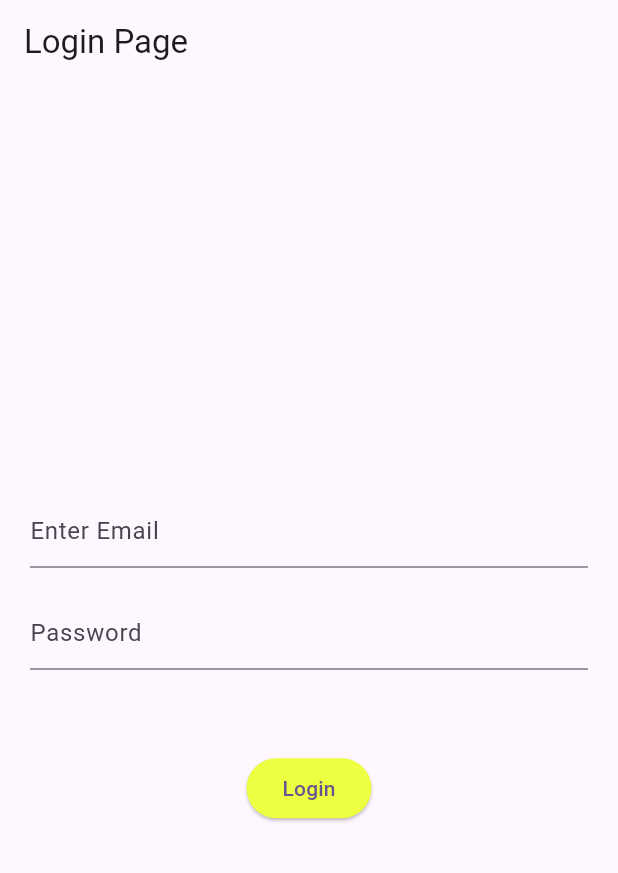
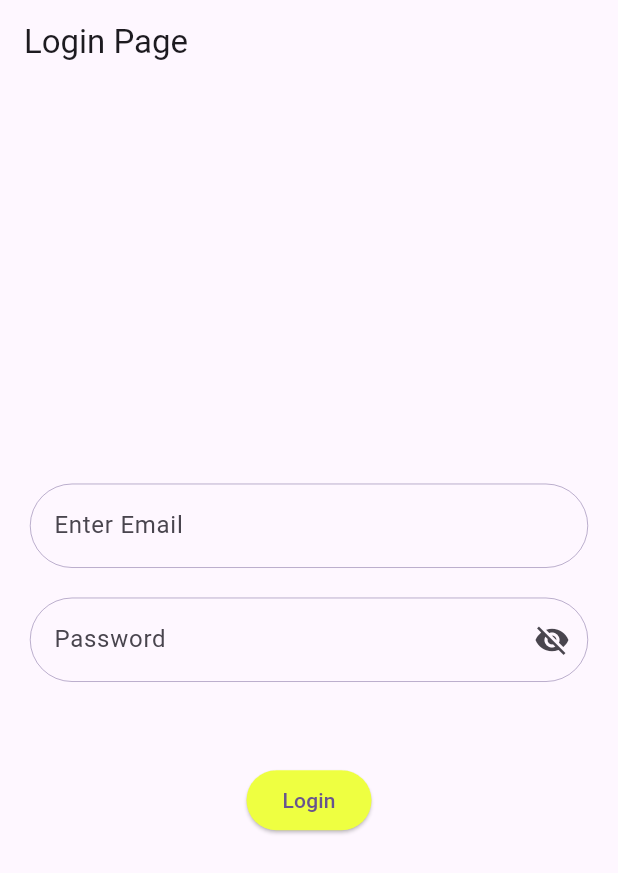
Before and after one commit to Soudip-dev/bloc_clean_coding, a Flutter app: the screen it shows after launch, on a phone screen of 412 x 824 dp. Shown: the top 873 px of the screen. Run offline on Flutter 3.47's test engine with Material 3 defaults, Android fonts, the phone set to English and light mode, and no system bars; our stand-ins replace bloc, equatable, flutter_bloc, freezed_annotation.

Commit message:
Login api intregate

```diff
--- a/lib/bloc/loginBloc/login_event.dart
+++ b/lib/bloc/loginBloc/login_event.dart
@@ -14,24 +14,45 @@ class EmailEvent extends LoginEvent {
   const EmailEvent({required this.email});
 
   @override
-  // TODO: implement props
+
   List<Object?> get props => [email];
 }
-class EmailUnfocusEvent extends LoginEvent{
 
-
-}
-// <<<<<<<<<<<<<<<<<<<<<<<<<<<<<>>>>>>>>>>>>>>>>>>>>>>>>>>>>>>>>>>>>>>>>>>>>>>>>>>>>>>>>
 class PasswordEvent extends LoginEvent {
   final String password;
   const PasswordEvent({ required this.password});
 
   @override
-  // TODO: implement props
+
   List<Object?> get props => [password];
 }
 
-class PasswordUnfocusEvent extends LoginEvent{}
+
+class LoginApi extends LoginEvent{
+
+}
 
 
-class LoginButton extends LoginEvent{}
+
+
+
+
+
+
+
+
+
+
+
+
+// class EmailUnfocusEvent extends LoginEvent{
+
+
+// }
+// <<<<<<<<<<<<<<<<<<<<<<<<<<<<<>>>>>>>>>>>>>>>>>>>>>>>>>>>>>>>>>>>>>>>>>>>>>>>>>>>>>>>>
+
+// class PasswordUnfocusEvent extends LoginEvent{
+
+
+
+// }
--- a/lib/bloc/loginBloc/login_states.dart
+++ b/lib/bloc/loginBloc/login_states.dart
@@ -10,27 +10,54 @@ abstract class LoginStates extends Equatable {
   List<Object?> get props => [];
 
 
-}class LoginInitialStates extends LoginStates {
+}
+
+class LoginInitialStates extends LoginStates {
   final String email;
   final String password;
-  const LoginInitialStates( {this.email = '',  this.password = ''});
+  final String message;
+  final PostApiStatus postApiStatus;
+
+
+  const LoginInitialStates( {
+    this.email = '',
+    this.password = '',
+    this.message = '',
+
+    this.postApiStatus = PostApiStatus.initial});
 
 
   LoginInitialStates copyWith({
     String? email,
     String? password,
+    PostApiStatus? postApiStatus,
+
+    String? message,
+
+
   }) {
     return LoginInitialStates(
       email: email ?? this.email,
       password: password ?? this.password,
+      postApiStatus: postApiStatus ?? this.postApiStatus,
+      message: message ?? this.message,
+
     );
   }
   @override
-  List<Object?> get props => [email, password];
+  List<Object?> get props => [email, password, postApiStatus,message ];
 
 
 
 }
+
+ class PasswordUnFocusStates extends LoginStates {
+
+
+
+
+ }
+
 
 class LoginLoadingStates extends LoginStates {}
 
--- /dev/null
+++ b/lib/config/appUrl.dart
@@ -0,0 +1,5 @@
+class AppUrl {
+  static var baseUrl = "https://reqres.in";
+
+  static var loginApi = "$baseUrl/api/login";
+}
--- /dev/null
+++ b/lib/repository/auth/login_repository.dart
@@ -0,0 +1,14 @@
+import 'package:bloc_clean_coding/config/appUrl.dart';
+import 'package:bloc_clean_coding/data/network/networkServicesApi.dart';
+import 'package:bloc_clean_coding/model/user/userModel.dart';
+
+class LoginRepository {
+    final _api =  NetworkServicesApi();
+  Future<UserModel> loginApi(dynamic data) async {
+    print("data: $data");
+    final response = _api.postApi(data, AppUrl.loginApi);
+    print("response: ${response.toString()}");
+    return UserModel.fromJson(await response);
+  }
+
+}
--- a/lib/ui_componentes/normalTextfild.dart
+++ b/lib/ui_componentes/normalTextfild.dart
@@ -1,40 +1,82 @@
 import 'package:flutter/material.dart';
 
+
 class NormalTextfild extends StatelessWidget {
-  final FocusNode  commonFocusNode;
-  final FocusNode ? nextFocusNode;
+  final TextEditingController  controller;
+
   final String ? hintText;
-
+  final bool  obscureText;
+  final Widget ? suffixIcon;
   final Function(dynamic)? onChanged;
   final dynamic validator;
 
 
 
    NormalTextfild({Key?key,
-   required  this.commonFocusNode,
-   this.nextFocusNode,
+   required  this.controller,
+
    required this.hintText,
-
+    this.obscureText = false,
+    this.suffixIcon,
    required this.validator,
    this.onChanged }) : super(key: key);
 
   @override
   Widget build(BuildContext context) {
-    return TextFormField(
+    return
+
+    TextFormField(
                 keyboardType: TextInputType.emailAddress,
                 textInputAction: TextInputAction.next,
-                focusNode: commonFocusNode,
+                controller: controller,
+                // focusNode: commonFocusNode,
+
                 onFieldSubmitted: (value){
 
-                  FocusScope.of(context).requestFocus(nextFocusNode);
+                  // FocusScope.of(context).requestFocus(nextFocusNode);
                 },
+                autovalidateMode: AutovalidateMode.onUserInteraction,
                 validator: validator,
-
+                obscureText: obscureText ,
                onChanged: onChanged,
                decoration: InputDecoration(
-                hintText: hintText
-               ),
+                suffixIcon: suffixIcon ,
+                // filled: true,
+                hintText: hintText,
+                fillColor: Colors.white,
+                focusedBorder: OutlineInputBorder(
+                  borderRadius: BorderRadius.circular(50),
+                  borderSide: BorderSide(
+                    color: Theme.of(context).primaryColor,
+                  ),
+                ),
+                enabledBorder: OutlineInputBorder(
+                  borderRadius: BorderRadius.circular(50),
+                  borderSide: BorderSide(
+                    color: Theme.of(context).primaryColor,
+                    width: 0.3,
+                  ),
+                ),
+                errorBorder: OutlineInputBorder(
+                  // Added error border style
+                  borderRadius: BorderRadius.circular(50),
+                  borderSide: const BorderSide(
+                    color: Colors.red, // Adjust the error border color
+                    width: 0.3,
+                  ),
+                ),
+                focusedErrorBorder: OutlineInputBorder(
+                  // Added focused error border style
+                  borderRadius: BorderRadius.circular(50),
+                  borderSide: const BorderSide(
+                    color: Colors.red, // Adjust the focused error border color
+                    width: 0.3,
+                  ),
+                )),
+
 
                );
+
+    }
+
   }
-}
--- /dev/null
+++ b/lib/utils/enums.dart
@@ -0,0 +1 @@
+enum PostApiStatus{ initial, loading, success, error }
--- a/lib/views/login_page/loginPage.dart
+++ b/lib/views/login_page/loginPage.dart
@@ -1,9 +1,10 @@
 
-import 'dart:math';
+
 
 import 'package:bloc_clean_coding/bloc/loginBloc/login_bloc.dart';
+import 'package:bloc_clean_coding/utils/enums.dart';
 import 'package:bloc_clean_coding/utils/validations.dart';
-import 'package:bloc_clean_coding/views/login_page/emailTextFild.dart';
+
 import 'package:flutter/material.dart';
 import 'package:bloc_clean_coding/ui_componentes/formWidget.dart';
 import 'package:flutter_bloc/flutter_bloc.dart';
@@ -19,23 +20,43 @@ class LoginPage extends StatefulWidget {
 class _LoginPageState extends State<LoginPage> {
 SizedBox _spacer([double height = 20]) => SizedBox(height: height,);
   final _formKey = GlobalKey<FormState>();
-final emailFocuse = FocusNode();
-final passwordFocuse = FocusNode();
+final emailController = TextEditingController();
+final passController = TextEditingController();
 late LoginBloc _loginBloc;
+
+bool obscureText = true;
+void cleanContrller(){
+
+  emailController.clear();
+  passController.clear();
+  dispose();
+}
+
+
+
 @override
   void initState() {
 
       _loginBloc = LoginBloc();
+
+
     super.initState();
   }
+
+
+
+
   @override
   Widget build(BuildContext context) {
+
     return Scaffold(
     appBar: AppBar(
       title: Text("Login Page"),
     ),
     body: BlocProvider(
-      create: (context) => _loginBloc,
+      create: (context) {
+        return _loginBloc;
+      },
       child:
     Padding(
       padding: const EdgeInsets.all(20.0),
@@ -45,24 +66,29 @@ late LoginBloc _loginBloc;
           crossAxisAlignment: CrossAxisAlignment.center,
           mainAxisAlignment: MainAxisAlignment.center,
           children: [
+
            BlocBuilder<LoginBloc, LoginInitialStates>(
             buildWhen: (previous, current) => previous.email != current.email,
             builder: (context, state) {
                 print("Email state : ${state.email}");
                  return NormalTextfild(
                   onChanged: (value) {
+                    // _formKey.currentState!.validate();
                     print("Input Email : $value");
                     context.read<LoginBloc>().add(EmailEvent(email: value));
+
                   },
-                commonFocusNode:emailFocuse  ,
+
+                controller:emailController  ,
                  hintText: "Enter Email" ,
                  validator: (value){
-                  if (state.email.isEmpty || !state.email.contains("@") || value!.isEmpty) {
+                  if ( value.toString().contains("@") && value.isEmpty) {
                     return "Please Enter Email";
                   }
-                  if(Validations().isValidEmail(value) ){
-                   return "Please Enter Valid Email";
-                  }
+                  // if(Validations().isValidEmail(value) ){
+                  //  return "Please Enter Valid Email";
+                  // }
+
                   return null;
                  },
                  );
@@ -77,19 +103,29 @@ late LoginBloc _loginBloc;
                 builder: (context, state) {
                 print("Password state : ${state.password}");
                  return NormalTextfild(
+                  obscureText: obscureText ,
                   onChanged: (value) {
                     print("Input Password : $value");
                     context.read<LoginBloc>().add(PasswordEvent(password: value));
+
                   },
-                commonFocusNode:passwordFocuse  ,
+                  suffixIcon: IconButton(onPressed: (){
+                    setState(() {
+                      obscureText = !obscureText;
+                    });
+                  }, icon: obscureText ? const Icon(Icons.visibility_off) : const Icon(Icons.visibility)),
+                controller:passController  ,
                  hintText: "Password" ,
+
                  validator: (value){
-                  if (value!.isEmpty ) {
+
+                  if (value.isEmpty ) {
                     return "Please Enter Password";
-                  }
-                  if(Validations().isValidPassword(value) ){
+                  } else if(Validations.isValidPassword(value) ){
+                    print(value);
                    return "Please Enter Valid Password";
                   }
+
                   return null;
                  },
                  );
@@ -98,19 +134,42 @@ late LoginBloc _loginBloc;
                },),
 
               _spacer(55),
+              BlocListener<LoginBloc, LoginInitialStates>(
+                listenWhen: (previous, current) =>  previous.postApiStatus != current.postApiStatus,
+                listener: (context, state) {
+                if(state.postApiStatus== PostApiStatus.error){
+                  print("Error Message : ${state.message}");
+                  ScaffoldMessenger.of(context)..hideCurrentSnackBar()..showSnackBar(
+                    SnackBar(content: Text(state.message.toString()))
+                  );
+                }else if(state.postApiStatus == PostApiStatus.success){
+                  print("Success Message : ${state.message}");
+                    ScaffoldMessenger.of(context)..hideCurrentSnackBar()..showSnackBar(
+                    SnackBar(content: Text(state.message.toString()))
+                  );
+                } else if (state.postApiStatus == PostApiStatus.loading){
+                  ScaffoldMessenger.of(context)..hideCurrentSnackBar()..showSnackBar(
+                    SnackBar(content: Text("Submitting...."))
+                  );
+
+                }
+              },
+              child:
              BlocBuilder<LoginBloc, LoginInitialStates>(
 
               buildWhen: (previous, current) => false,
               builder: (context, state) {
                return  ButtonWidget(onPressed: () {
                 if (_formKey.currentState!.validate()) {
-                  print("Data saved 1");
-                  _formKey.currentState!.save();
-                  print("Data saved 2");
+                  context.read<LoginBloc>().add(LoginApi());
+                  // _formKey.currentState!.save();
+                  // cleanContrller();
                 }
               },
               text: "Login");
-             },)
+             },),
+
+              )
 
           ],
         ),
```
Also changed, not shown: lib/bloc/loginBloc/login_bloc.dart (+35 -0 lines), lib/data/network/networkServicesApi.dart (+5 -2 lines), lib/utils/validations.dart (+15 -3 lines), lib/views/login_page/emailTextFild.dart (deleted, +0 -38 lines), lib/views/login_page/passTextFild.dart (deleted, +0 -10 lines).
